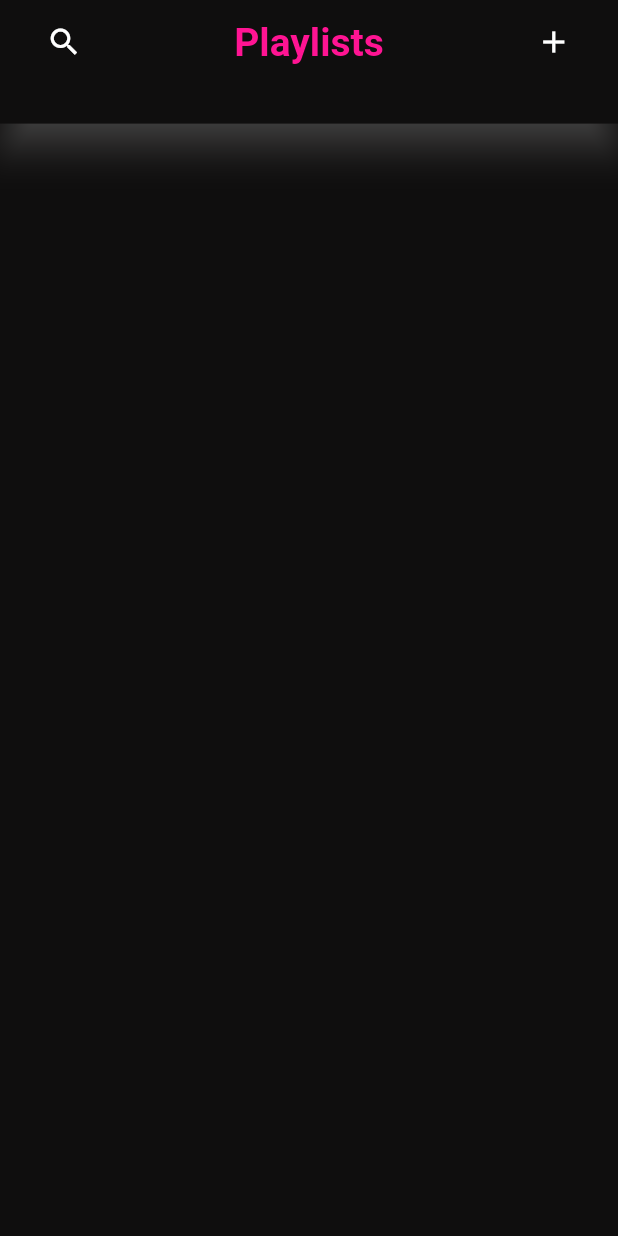
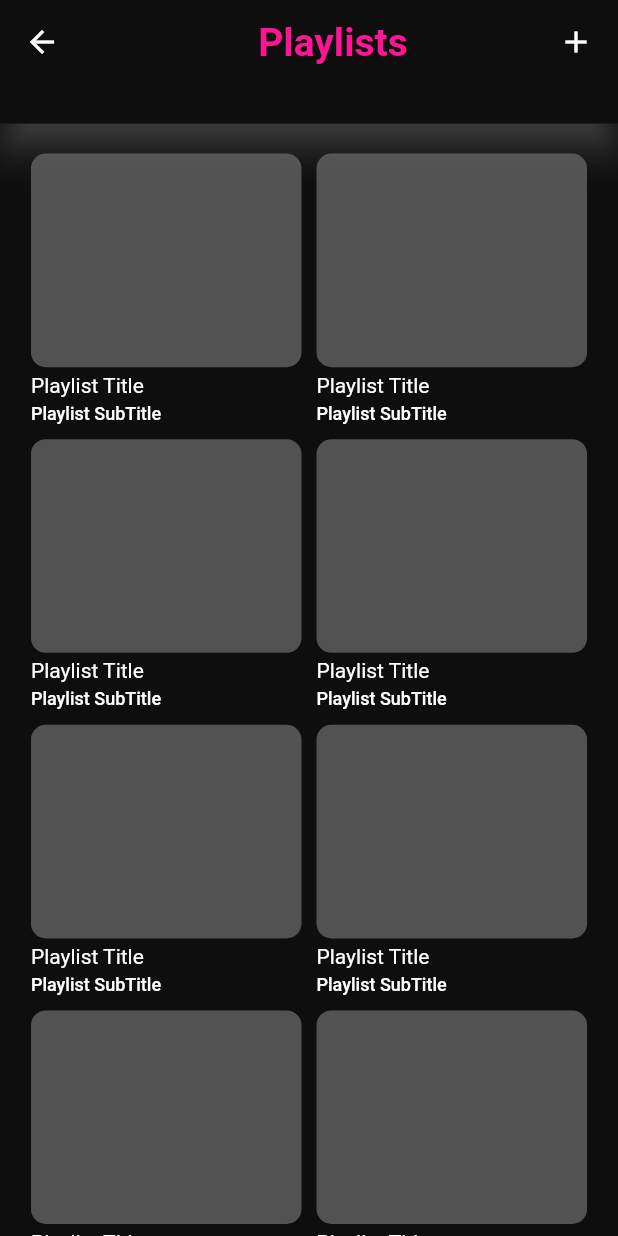
Before and after one commit to Ahmeddmoustafa/Music-App, a Flutter app: the PlayListPage screen opened directly, on a phone screen of 412 x 824 dp. Run offline on Flutter 3.47's test engine with Material 2 defaults, Android fonts, the phone set to English and light mode, and no system bars; missing offline and left inert: dart:ffi; Roboto replaces fonts that are missing (Montserrat).

Commit message:
3 pages layout done

```diff
--- a/music_app/lib/Presentation/AppBars/Music_app_bar.dart
+++ b/music_app/lib/Presentation/AppBars/Music_app_bar.dart
@@ -1,8 +1,11 @@
+import 'dart:ffi';
+
 import 'package:flutter/material.dart';
 import 'package:music_app/Resources/Managers/colors_manager.dart';
+import 'package:music_app/Resources/Managers/routes_manager.dart';
 
 class MusicAppBar extends StatelessWidget {
-  final action;
+  final Widget action;
   final Widget title;
   final bool home;
   const MusicAppBar(
@@ -16,18 +19,25 @@ class MusicAppBar extends StatelessWidget {
     final width = MediaQuery.of(context).size.width;
     final height = MediaQuery.of(context).size.height;
     return AppBar(
+      automaticallyImplyLeading: home ? false : true,
       elevation: !home ? 10 : 0,
       title: SizedBox(
           width: width * 0.85,
           child: Row(
             mainAxisAlignment: MainAxisAlignment.spaceBetween,
             children: [
-              Icon(
-                Icons.search,
-                color: ColorManager.White,
-              ),
+              home
+                  ? Icon(
+                      Icons.search,
+                      color: ColorManager.White,
+                    )
+                  : Container(),
               title,
-              action,
+              GestureDetector(
+                  onTap: () {
+                    Navigator.pushNamed(context, Routes.profileRoute);
+                  },
+                  child: action),
             ],
           )),
     );
--- a/music_app/lib/Presentation/Home/home_page.dart
+++ b/music_app/lib/Presentation/Home/home_page.dart
@@ -34,11 +34,11 @@ class _HomePageState extends State<HomePage> {
         child: Center(
           child: Container(
             margin: EdgeInsets.only(top: AppSize.s10),
-            width: width * 0.85,
+            width: width * 0.9,
             color: ColorManager.Black,
             child: Column(
               children: [
-                const TodaysHits(),
+                const TodayHits(),
                 Container(
                   margin: const EdgeInsets.only(top: AppSize.s10),
                   height: height * 0.3,
--- /dev/null
+++ b/music_app/lib/Presentation/Playlist/playlist_card.dart
@@ -0,0 +1,45 @@
+import 'package:flutter/material.dart';
+import 'package:music_app/Resources/Managers/colors_manager.dart';
+import 'package:music_app/Resources/Managers/values_manager.dart';
+
+class PlayListCard extends StatefulWidget {
+  const PlayListCard({super.key});
+
+  @override
+  State<PlayListCard> createState() => _PlayListCardState();
+}
+
+class _PlayListCardState extends State<PlayListCard> {
+  @override
+  Widget build(BuildContext context) {
+    final width = MediaQuery.of(context).size.width;
+    final height = MediaQuery.of(context).size.height;
+    final textTheme = Theme.of(context).textTheme;
+    return Container(
+      child: Column(
+        crossAxisAlignment: CrossAxisAlignment.start,
+        children: [
+          Expanded(
+            child: Container(
+              decoration: BoxDecoration(
+                borderRadius: BorderRadius.circular(10.0),
+                color: ColorManager.DarkGrey,
+              ),
+            ),
+          ),
+          Padding(
+            padding: const EdgeInsets.symmetric(vertical: AppSize.s4),
+            child: Text(
+              "Playlist Title",
+              style: textTheme.displaySmall,
+            ),
+          ),
+          Text(
+            "Playlist SubTitle",
+            style: textTheme.bodySmall,
+          ),
+        ],
+      ),
+    );
+  }
+}
--- a/music_app/lib/Presentation/Playlist/playlist_page.dart
+++ b/music_app/lib/Presentation/Playlist/playlist_page.dart
@@ -1,5 +1,8 @@
 import 'package:flutter/material.dart';
 import 'package:music_app/Presentation/AppBars/Music_app_bar.dart';
+import 'package:music_app/Presentation/Playlist/playlist_card.dart';
+import 'package:music_app/Resources/Managers/colors_manager.dart';
+import 'package:music_app/Resources/Managers/values_manager.dart';
 
 class PlayListPage extends StatefulWidget {
   const PlayListPage({super.key});
@@ -15,12 +18,36 @@ class _PlayListPageState extends State<PlayListPage> {
     final height = MediaQuery.of(context).size.height;
     return Scaffold(
       appBar: PreferredSize(
-          preferredSize: Size(0, height * 0.1),
-          child: const MusicAppBar(
-            action: Icon(Icons.add),
-            title: Text("Playlists"),
-            home: false,
-          )),
+        preferredSize: Size(0, height * 0.1),
+        child: const MusicAppBar(
+          action: Icon(Icons.add),
+          title: Text("Playlists"),
+          home: false,
+        ),
+      ),
+      body: Center(
+        child: SizedBox(
+          width: width * 0.9,
+          height: height,
+          child: SingleChildScrollView(
+            child: Container(
+              margin: const EdgeInsets.symmetric(vertical: AppSize.s20),
+              child: GridView.builder(
+                  physics: const NeverScrollableScrollPhysics(),
+                  shrinkWrap: true,
+                  itemCount: 9,
+                  gridDelegate: const SliverGridDelegateWithFixedCrossAxisCount(
+                    crossAxisCount: 2,
+                    mainAxisSpacing: 10,
+                    crossAxisSpacing: 10,
+                  ),
+                  itemBuilder: (context, index) {
+                    return const PlayListCard();
+                  }),
+            ),
+          ),
+        ),
+      ),
     );
   }
 }
```
Also changed, not shown: music_app/lib/Presentation/Home/todays_hits.dart (+4 -4 lines), music_app/lib/Presentation/Profile/profile_header.dart (added, +99 -0 lines), music_app/lib/Presentation/Profile/profile_page.dart (added, +28 -0 lines), music_app/lib/Resources/Managers/routes_manager.dart (+12 -5 lines), music_app/lib/Resources/Theme/theme_data.dart (+5 -5 lines), music_app/lib/main.dart (+10 -5 lines).
